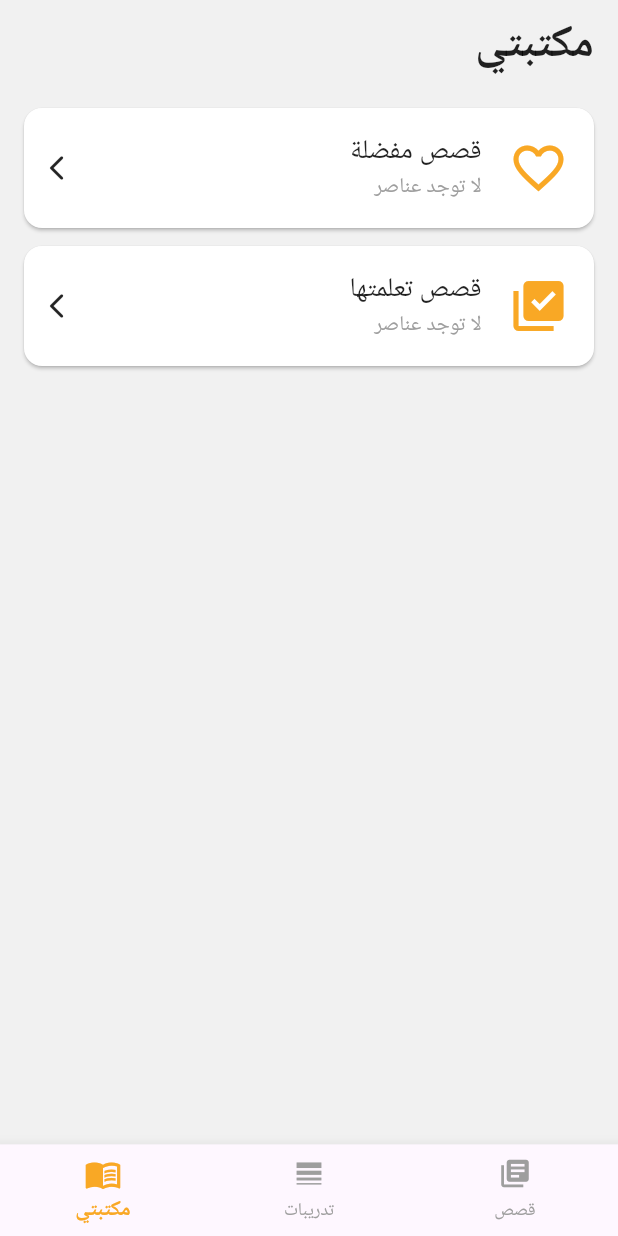
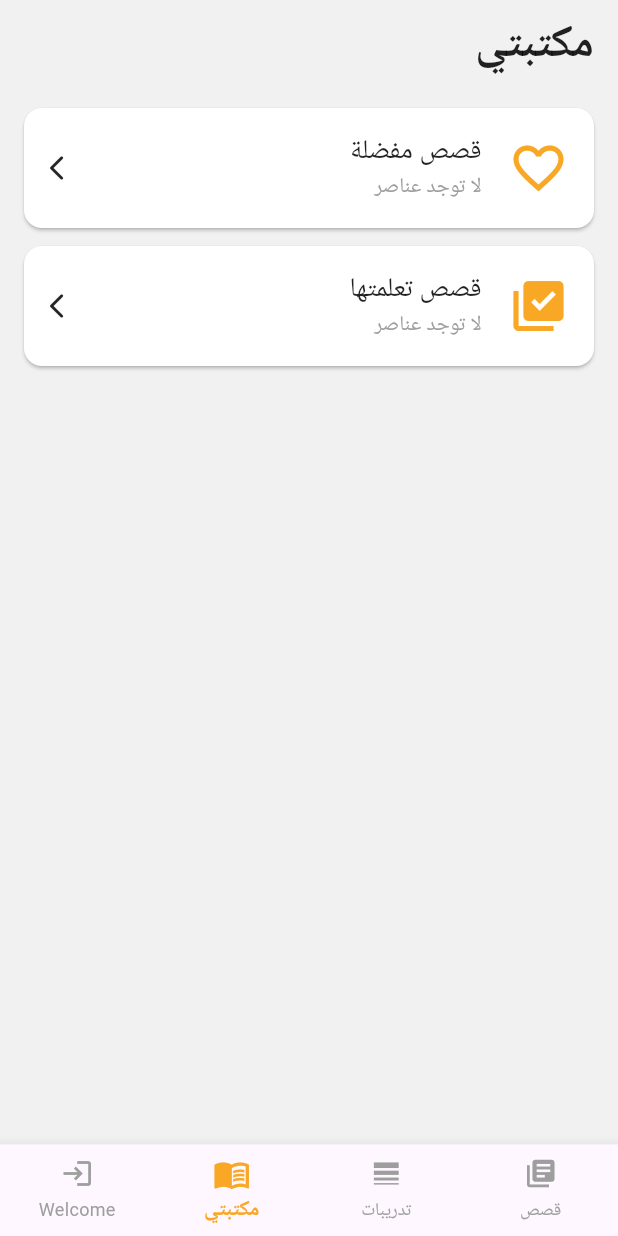
Before and after one commit to FlowbitLabs/belaraby, a Flutter app: the screen it shows after launch, item 3 of the bottom bar chosen, on a phone screen of 412 x 824 dp. Run offline on Flutter 3.47's test engine with Material 3 defaults, Android fonts, the phone set to English and light mode, and no system bars; our stand-ins replace carousel_slider, equatable, flutter_bloc, flutter_tts, go_router, supabase_flutter; accounts and stored records are empty.

Commit message:
Second draft

```diff
--- a/frontend/lib/app/router.dart
+++ b/frontend/lib/app/router.dart
@@ -1,3 +1,4 @@
+import 'package:belaraby/app/authentication/view/welcome_page.dart';
 import 'package:belaraby/app/home/view/home_page.dart';
 import 'package:belaraby/app/lesson/view/lesson_page.dart';
 import 'package:belaraby/app/my_library/view/my_library_page.dart';
@@ -30,6 +31,14 @@ final GoRouter router = GoRouter(
             GoRoute(
               path: '/library',
               builder: (context, state) => const MyLibraryPage(),
+            ),
+          ],
+        ),
+        StatefulShellBranch(
+          routes: [
+            GoRoute(
+              path: '/authentication',
+              builder: (context, state) => const WelcomePage(),
             ),
           ],
         ),
@@ -72,6 +81,10 @@ class ScaffoldWithBottomNavigation extends StatelessWidget {
     BottomNavigationBarItem(
       icon: const Icon(Icons.menu_book),
       label: L10n.of(context).navbar_my_library,
+    ),
+    BottomNavigationBarItem(
+      icon: const Icon(Icons.login),
+      label: L10n.of(context).navbar_my_welcome_page,
     ),
   ];
 
--- a/frontend/lib/l10n/l10n.dart
+++ b/frontend/lib/l10n/l10n.dart
@@ -144,6 +144,15 @@ class L10n {
     );
   }
 
+  String get navbar_my_welcome_page {
+    return Intl.message(
+      'Welcome',
+      name: 'navbar_Welcome_page',
+      desc: 'Welcome Page for Login/Signup',
+      args: [],
+    );
+  }
+
   /// `قصص مفضلة`
   String get library_favorites {
     return Intl.message(
```
Also changed, not shown: frontend/lib/app/authentication/view/welcome_page.dart (+23 -4 lines).
